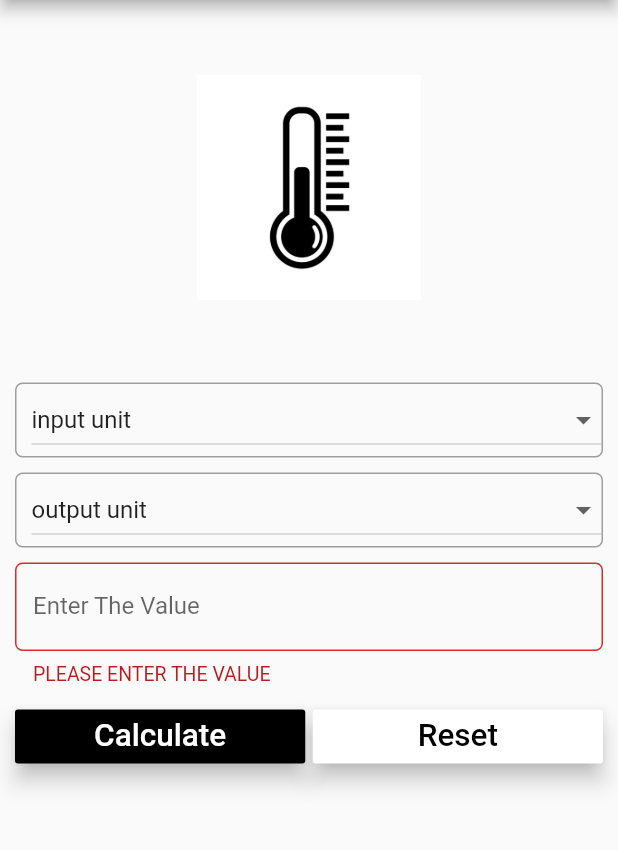
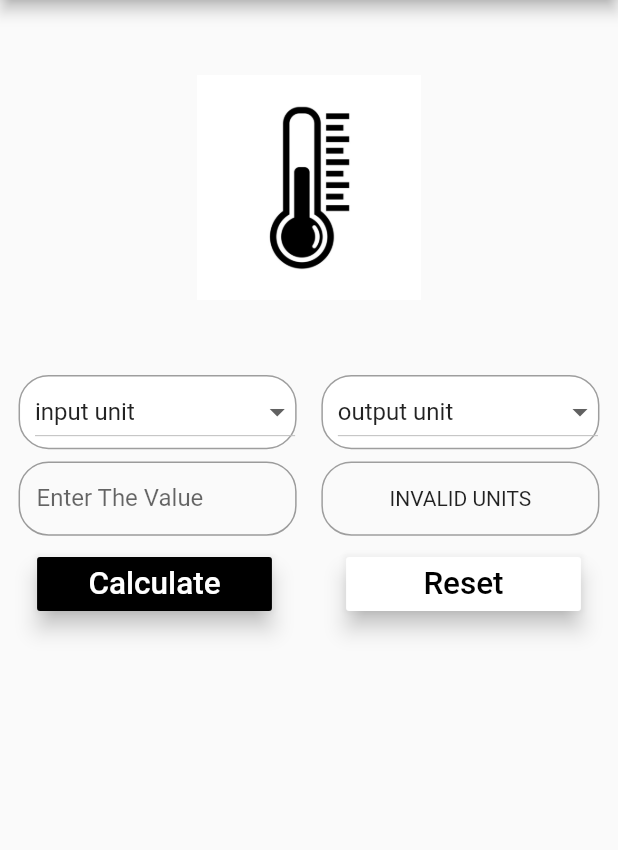
Before and after one commit to SarveshNayak/Temperature-meter, a Flutter app: the screen it shows after launch, after a tap on "Calculate", on a phone screen of 412 x 824 dp, the part 84-934 px from its top. Run offline on Flutter 3.47's test engine with Material 2 defaults, Android fonts, the phone set to English and light mode, and no system bars.

Commit message:
Extracted unwanted code

```diff
--- a/lib/main.dart
+++ b/lib/main.dart
@@ -1,3 +1,5 @@
+//import 'dart:html';
+
 import 'package:flutter/material.dart';
 
 void main() {
@@ -32,68 +34,91 @@ class _Tempe extends State<Temp> {
           backgroundColor: Colors.black,
           title: Text("TEMPERATURE METER"),
         ),
-      body: Form(
+        body: Container(
+          child: Column(children: [
+            getImage(),
+            Row(
+              children: [
+                Form(
                   key: formKey,
-        child: Padding(
-            padding: EdgeInsets.all(mar - mar),
-            child: ListView(
+                  child: Row(
                     children: [
-                getImage(),
-                Padding(
-                    padding: EdgeInsets.only(
-                        top: mar - 5.0,
-                        bottom: mar - 5.0,
-                        left: mar,
-                        right: mar),
-                    child: Container(
-                        padding: EdgeInsets.only(left: 10.0),
+                      Container(
+                        width: MediaQuery.of(context).size.width * 0.03,
+                      ),
+                      Container(
+                        width: MediaQuery.of(context).size.width * 0.45,
+                        height: MediaQuery.of(context).size.height * 0.06,
                         decoration: BoxDecoration(
-                            borderRadius: BorderRadius.circular(5.0),
-                            border: Border.all(color: Colors.grey)),
+                          borderRadius: BorderRadius.circular(20.0),
+                          border: Border.all(width: 1, color: Colors.grey),
+                          color: Colors.white,
+                        ),
+                        padding: EdgeInsets.only(left: 10.00),
                         child: DropdownButton<String>(
-                          dropdownColor: Colors.white,
                           isExpanded: true,
                           items: units1.map((String dropDownStringItem) {
                             return DropdownMenuItem(
                               value: dropDownStringItem,
-                                child: Text(dropDownStringItem));
+                              child: Text(dropDownStringItem),
+                            );
                           }).toList(),
-                          onChanged: (String value1) {
+                          onChanged: (String newValueSelected) {
                             setState(() {
-                              this.currentItem1 = value1;
+                              this.currentItem1 = newValueSelected;
                             });
                           },
                           value: currentItem1,
-                        ))),
-                Padding(
-                    padding: EdgeInsets.only(
-                        top: mar - 5.0,
-                        bottom: mar - 5.0,
-                        left: mar,
-                        right: mar),
-                    child: Container(
-                        padding: EdgeInsets.only(left: 10.0),
+                        ),
+                      ),
+                      Container(
+                        width: MediaQuery.of(context).size.width * 0.04,
+                      ),
+                      Container(
+                        width: MediaQuery.of(context).size.width * 0.45,
+                        height: MediaQuery.of(context).size.height * 0.06,
                         decoration: BoxDecoration(
-                            borderRadius: BorderRadius.circular(5.0),
-                            border: Border.all(color: Colors.grey)),
+                          borderRadius: BorderRadius.circular(20.0),
+                          border: Border.all(width: 1, color: Colors.grey),
+                          color: Colors.white,
+                        ),
+                        padding: EdgeInsets.only(left: 10.00),
+                        child: Align(
+                          alignment: Alignment.center,
                           child: DropdownButton<String>(
                             isExpanded: true,
-                          dropdownColor: Colors.white,
                             items: units2.map((String dropDownStringItem) {
                               return DropdownMenuItem(
                                 value: dropDownStringItem,
-                                child: Text(dropDownStringItem));
+                                child: Text(dropDownStringItem),
+                              );
                             }).toList(),
-                          onChanged: (String value1) {
+                            onChanged: (String newValueSelected) {
                               setState(() {
-                              this.currentItem2 = value1;
+                                this.currentItem2 = newValueSelected;
                               });
                             },
                             value: currentItem2,
-                        ))),
-                Padding(
-                  padding: EdgeInsets.only(
-                      top: mar - 5.0, bottom: mar - 5.0, left: mar, right: mar),
+                          ),
+                        ),
+                      ),
+                    ],
+                  ),
+                ),
+              ],
+            ),
+            Container(
+              height: MediaQuery.of(context).size.height * 0.01,
+            ),
+            Row(children: [
+              Container(
+                width: MediaQuery.of(context).size.width * 0.03,
+              ),
+              Container(
+                width: MediaQuery.of(context).size.width * 0.45,
+                height: MediaQuery.of(context).size.height * 0.06,
+                child: Align(
+                  alignment: Alignment.center,
                   child: TextFormField(
                     controller: valueController,
                     keyboardType: TextInputType.number,
@@ -112,18 +137,36 @@ class _Tempe extends State<Temp> {
                           fontSize: 13.00,
                         ),
                         border: OutlineInputBorder(
-                            borderRadius: BorderRadius.circular(5.0))),
+                            borderRadius: BorderRadius.circular(20.0))),
                   ),
                 ),
-                Padding(
-                    padding: EdgeInsets.only(
-                        top: mar - 5.0,
-                        bottom: mar - 5.0,
-                        left: mar,
-                        right: mar),
-                    child: Row(
-                      children: [
-                        Expanded(
+              ),
+              Container(
+                width: MediaQuery.of(context).size.width * 0.04,
+              ),
+              Container(
+                width: MediaQuery.of(context).size.width * 0.45,
+                height: MediaQuery.of(context).size.height * 0.06,
+                decoration: BoxDecoration(
+                  borderRadius: BorderRadius.circular(20.0),
+                  border: Border.all(width: 1, color: Colors.grey),
+                  color: Colors.transparent,
+                ),
+                child: Align(
+                  alignment: Alignment.center,
+                  child: Text(this.result),
+                ),
+              )
+            ]),
+            Container(
+              height: MediaQuery.of(context).size.height * 0.01,
+            ),
+            Row(children: [
+              Container(
+                width: MediaQuery.of(context).size.width * 0.06,
+              ),
+              Container(
+                width: MediaQuery.of(context).size.width * 0.38,
                 child: RaisedButton(
                     color: Colors.black,
                     elevation: 6.00,
@@ -138,11 +181,13 @@ class _Tempe extends State<Temp> {
                           calculation();
                         }
                       });
-                                })),
+                    }),
+              ),
               Container(
-                          width: mar - 5.0,
+                width: MediaQuery.of(context).size.width * 0.12,
               ),
-                        Expanded(
+              Container(
+                width: MediaQuery.of(context).size.width * 0.38,
                 child: RaisedButton(
                     color: Colors.white,
                     elevation: 6.00,
@@ -155,17 +200,11 @@ class _Tempe extends State<Temp> {
                       setState(() {
                         resetFunction();
                       });
-                                })),
-                      ],
-                    )),
-                Padding(
-                  padding: EdgeInsets.all(mar - 5.0),
-                  child: Text(this.result),
-                )
-              ],
-            )),
+                    }),
               ),
-    );
+            ])
+          ]),
+        ));
   }
 
   Widget getImage() {
@@ -188,35 +227,35 @@ class _Tempe extends State<Temp> {
     if (currentItem1 == "celsius") {
       if (currentItem2 == "kelvin") {
         total = value + 273.15;
-        result = "Temperature is $total $currentItem2";
+        result = "$total";
       } else if (currentItem2 == "fahrenheit") {
         total = (value * 1.8) + 32;
-        result = "Temperature is $total $currentItem2";
+        result = "$total";
       } else {
         total = value;
-        result = "Temperature is $total $currentItem2";
+        result = "$total";
       }
     } else if (currentItem1 == "kelvin") {
       if (currentItem2 == "celsius") {
         total = value - 273.15;
-        result = "Temperature is $total $currentItem2";
+        result = "$total";
       } else if (currentItem2 == "fahrenheit") {
         total = (value * 1.8) - 459.67;
-        result = "Temperature is $total $currentItem2";
+        result = "$total";
       } else {
         total = value;
-        result = "Temperature is $total $currentItem2";
+        result = "T$total";
       }
     } else if (currentItem1 == "fahrenheit") {
       if (currentItem2 == "kelvin") {
         total = (value + 459.67) / 1.8;
-        result = "Temperature is $total $currentItem2";
+        result = "$total";
       } else if (currentItem2 == "celsius") {
         total = (value - 32) / 1.8;
-        result = "Temperature is $total $currentItem2";
+        result = "$total";
       } else {
         total = value;
-        result = "Temperature is $total $currentItem2";
+        result = "$total";
       }
     } else {
       result = "INVALID UNITS";
```
Also changed, not shown: pubspec.lock. Lines whose indentation alone changed are shown as unchanged.
